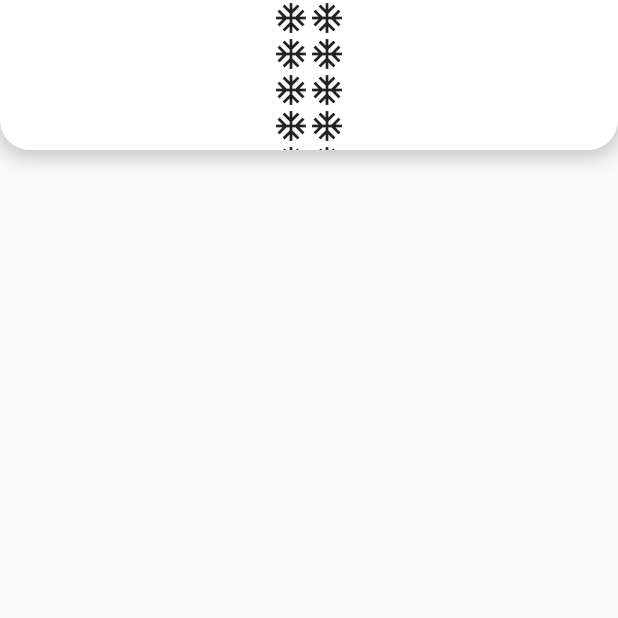
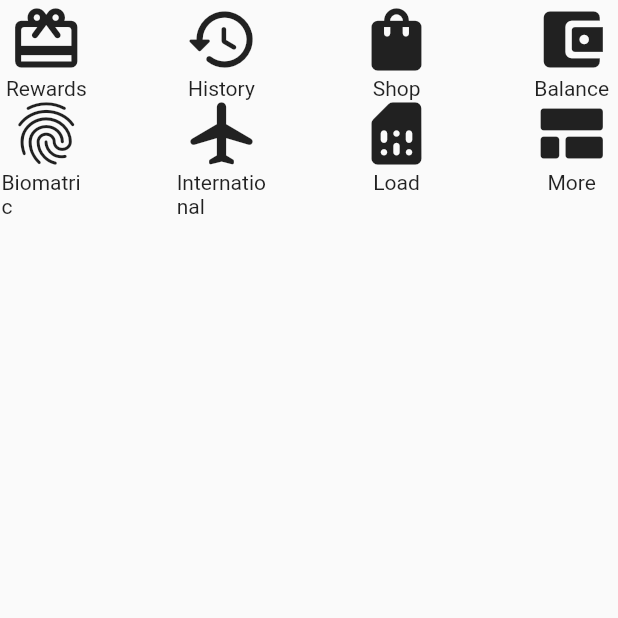
Before and after one commit to ZaryabAlam/Bong, a Flutter app: the Cate2 screen opened directly, on a phone screen of 412 x 824 dp, the top half of it. Run offline on Flutter 3.47's test engine with Material 2 defaults, Android fonts, the phone set to English and light mode, and no system bars; our stand-ins replace percent_indicator, smooth_page_indicator.

Commit message:
Work Updated

```diff
--- a/lib/cate.dart
+++ /dev/null
@@ -1,124 +0,0 @@
-import 'package:flutter/material.dart';
-
-class Cate2 extends StatefulWidget {
-  @override
-  State<Cate2> createState() => _Cate2State();
-}
-
-class _Cate2State extends State<Cate2> {
-  double _height = 100;
-
-  void onClick() {
-    if (_height == 300) {
-      setState(() {
-        _height = 100.0;
-      });
-    } else {
-      setState(() {
-        _height = 300;
-      });
-    }
-  }
-
-  @override
-  Widget build(BuildContext context) {
-    final List<Widget> _widgets = [
-      Container(
-        width: MediaQuery.of(context).size.width,
-        height: 100,
-        decoration: BoxDecoration(
-          boxShadow: [
-            BoxShadow(
-              color: Colors.black.withOpacity(0.2),
-              spreadRadius: 2,
-              blurRadius: 10,
-              offset: const Offset(0, 3),
-            ),
-          ],
-          borderRadius: const BorderRadius.only(
-            bottomLeft: Radius.circular(20),
-            bottomRight: Radius.circular(20),
-          ),
-        ),
-      ),
-      Container(
-        width: MediaQuery.of(context).size.width,
-        height: 100,
-        color: Colors.grey,
-      ),
-      Container(
-        width: MediaQuery.of(context).size.width,
-        height: 100,
-        decoration: const BoxDecoration(
-          boxShadow: [
-            BoxShadow(
-              color: Colors.red,
-            ),
-          ],
-          borderRadius: BorderRadius.only(
-            bottomLeft: Radius.circular(20),
-            bottomRight: Radius.circular(20),
-          ),
-        ),
-      )
-    ];
-
-    return Scaffold(
-      body: Column(
-        children: [
-          InkWell(
-            onTap: () {
-              onClick();
-            },
-            child: AnimatedContainer(
-              duration: const Duration(milliseconds: 550),
-              height: _height,
-              width: MediaQuery.of(context).size.width,
-              decoration: BoxDecoration(
-                color: Colors.white,
-                boxShadow: [
-                  BoxShadow(
-                    color: Colors.black.withOpacity(0.2),
-                    spreadRadius: 2,
-                    blurRadius: 10,
-                    offset: const Offset(0, 3),
-                  ),
-                ],
-                borderRadius: const BorderRadius.only(
-                  bottomLeft: Radius.circular(20),
-                  bottomRight: Radius.circular(20),
-                ),
-              ),
-              child: SingleChildScrollView(
-                physics: const NeverScrollableScrollPhysics(),
-                child: Row(
-                  mainAxisAlignment: MainAxisAlignment.center,
-                  children: [
-                    Column(
-                      children: [
-                        Icon(Icons.ac_unit),
-                        Icon(Icons.ac_unit),
-                        Icon(Icons.ac_unit),
-                        Icon(Icons.ac_unit),
-                        Icon(Icons.ac_unit)
-                      ],
-                    ),
-                    Column(
-                      children: [
-                        Icon(Icons.ac_unit),
-                        Icon(Icons.ac_unit),
-                        Icon(Icons.ac_unit),
-                        Icon(Icons.ac_unit),
-                        Icon(Icons.ac_unit)
-                      ],
-                    ),
-                  ],
-                ),
-              ),
-            ),
-          ),
-        ],
-      ),
-    );
-  }
-}
--- /dev/null
+++ b/lib/cate2.dart
@@ -0,0 +1,58 @@
+import 'package:flutter/material.dart';
+
+class Cate2 extends StatefulWidget {
+  @override
+  State<Cate2> createState() => _Cate2State();
+}
+
+List<String> names = [
+  "Rewards",
+  "History",
+  "Shop",
+  "Balance",
+  "Biomatric",
+  "International",
+  "Load",
+  "More",
+];
+List<IconData> icons = [
+  Icons.card_giftcard_rounded,
+  Icons.history_rounded,
+  Icons.shopping_bag_rounded,
+  Icons.account_balance_wallet_rounded,
+  Icons.fingerprint_rounded,
+  Icons.airplanemode_on_rounded,
+  Icons.sim_card_rounded,
+  Icons.view_comfy_rounded,
+];
+
+class _Cate2State extends State<Cate2> {
+  @override
+  Widget build(BuildContext context) {
+    return Scaffold(
+      body: GridView.count(
+        crossAxisCount: 4,
+        crossAxisSpacing: 55,
+        mainAxisSpacing: 1,
+        shrinkWrap: true,
+        physics: NeverScrollableScrollPhysics(),
+        children: List.generate(8, (index) {
+          return Padding(
+            padding: EdgeInsets.all(1),
+            child: Column(
+              children: [
+                Icon(
+                  icons[index],
+                  size: 50,
+                ),
+                Text(
+                  names[index],
+                )
+              ],
+            ),
+          );
+        }),
+      ),
+    );
+  }
+}
--- a/lib/main.dart
+++ b/lib/main.dart
@@ -1,7 +1,6 @@
 import 'package:bong/appbar.dart';
-import 'package:bong/cate.dart';
 import 'package:bong/cate1.dart';
-import 'package:bong/cate3.dart';
+import 'package:bong/cate2.dart';
 import 'package:bong/slide1.dart';
 import 'package:bong/card2.dart';
 import 'package:bong/first.dart';
@@ -20,7 +19,7 @@ class MyApp extends StatelessWidget {
       home: Scaffold(
         appBar: PreferredSize(
             preferredSize: Size.fromHeight(80.0), child: Appbar1()),
-        body: ContactsPage(),
+        body: Cate2(),
         bottomNavigationBar: BottomNavigationBar(
             selectedItemColor: Colors.grey[700],
             showSelectedLabels: false,
```
Also changed, not shown: lib/cate1.dart (+10 -45 lines), lib/cate3.dart (deleted, +0 -102 lines).
